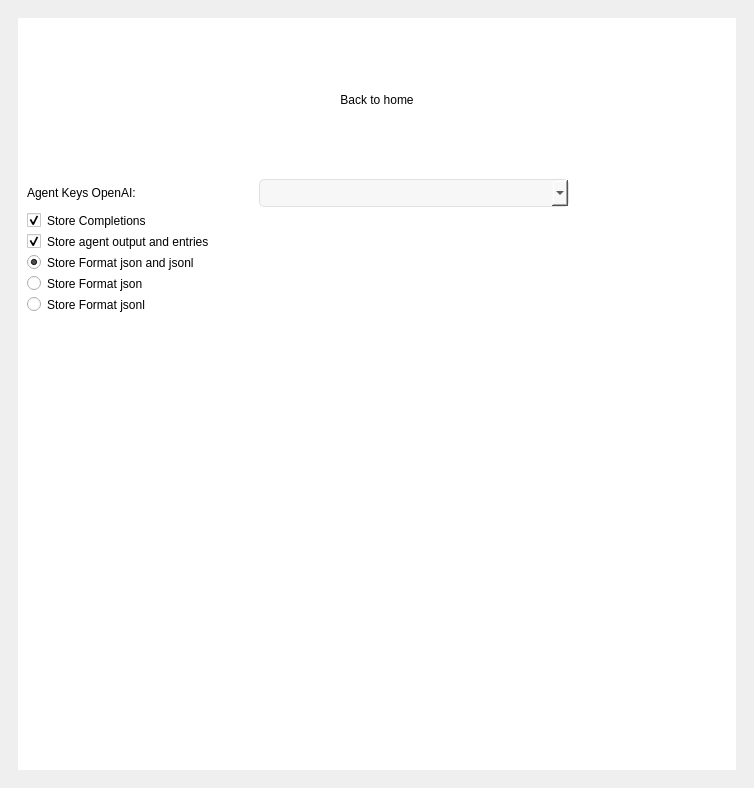
First picture: the form in CoreUi/Chat/generated-files/ui/new_cliente_and_chat.ui, repository ualers2/SoftwareAI, before the edit.
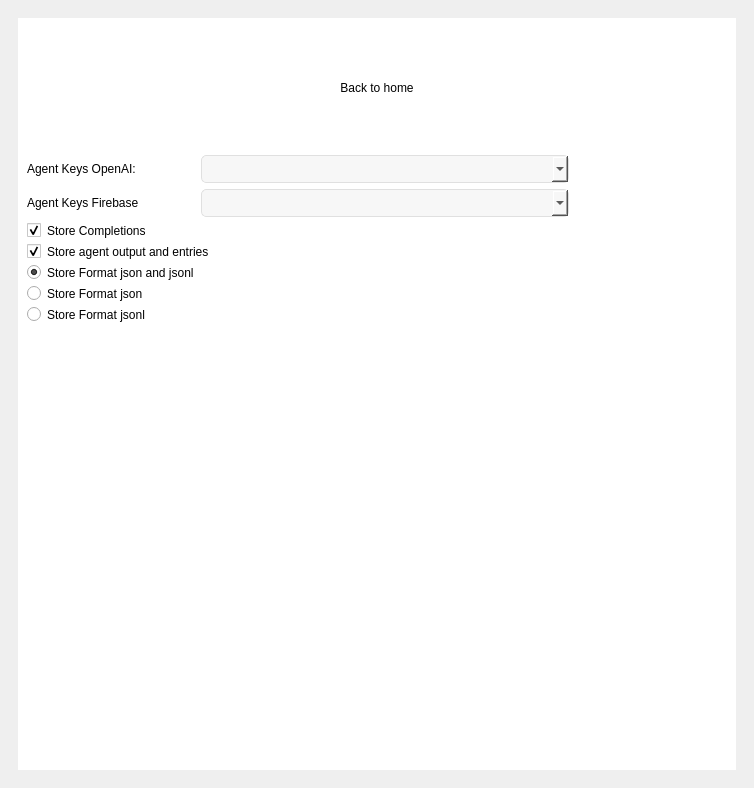
Second picture: the form after the edit. The open tabs and pages were chosen to show the change. Icons and pictures are not drawn. Custom widgets are drawn as their Qt base class.

What changed in the file:
```diff
--- a/CoreUi/Chat/generated-files/ui/new_cliente_and_chat.ui
+++ b/CoreUi/Chat/generated-files/ui/new_cliente_and_chat.ui
@@ -738,7 +738,7 @@
              <property name="rightMargin">
               <number>158</number>
              </property>
-             <item row="2" column="0" colspan="2">
+             <item row="3" column="0" colspan="2">
               <widget class="QCheckBox" name="StorageAgentOutput_">
                <property name="text">
                 <string>Store agent output and entries</string>
@@ -748,21 +748,24 @@
                </property>
               </widget>
              </item>
-             <item row="0" column="0">
-              <widget class="QLabel" name="label_34">
+             <item row="2" column="0" colspan="2">
+              <widget class="QCheckBox" name="StorageAgentCompletions">
                <property name="text">
-                <string>Agent Keys OpenAI:</string>
+                <string>Store Completions</string>
+               </property>
+               <property name="checked">
+                <bool>true</bool>
                </property>
               </widget>
              </item>
-             <item row="4" column="0">
+             <item row="5" column="0">
               <widget class="QRadioButton" name="radioButton">
                <property name="text">
                 <string>Store Format json</string>
                </property>
               </widget>
              </item>
-             <item row="3" column="0">
+             <item row="4" column="0">
               <widget class="QRadioButton" name="StoreFormatJsonAndJsonl">
                <property name="text">
                 <string>Store Format json and jsonl</string>
@@ -772,17 +775,65 @@
                </property>
               </widget>
              </item>
-             <item row="1" column="0" colspan="2">
-              <widget class="QCheckBox" name="StorageAgentCompletions">
+             <item row="0" column="0">
+              <widget class="QLabel" name="label_34">
                <property name="text">
-                <string>Store Completions</string>
+                <string>Agent Keys OpenAI:</string>
                </property>
-               <property name="checked">
-                <bool>true</bool>
+              </widget>
+             </item>
+             <item row="6" column="0">
+              <widget class="QRadioButton" name="radioButton_2">
+               <property name="text">
+                <string>Store Format jsonl</string>
                </property>
               </widget>
              </item>
-             <item row="6" column="0" colspan="2">
+             <item row="0" column="1">
+              <widget class="QComboBox" name="AgentKeysOpenAI">
+               <property name="sizePolicy">
+                <sizepolicy hsizetype="Expanding" vsizetype="Fixed">
+                 <horstretch>0</horstretch>
+                 <verstretch>0</verstretch>
+                </sizepolicy>
+               </property>
+               <property name="minimumSize">
+                <size>
+                 <width>0</width>
+                 <height>0</height>
+                </size>
+               </property>
+               <property name="styleSheet">
+                <string notr="true">QComboBox {
+    background-color: #F7F7F7;
+    border: 1px solid #E0E0E0;
+    border-radius: 5px;  /* Borda arredondada */
+    color: black;  /* Cor do texto */
+    font-size: 12px;  /* Tamanho da fonte */
+    padding: 5px 10px;  /* Espaçamento interno */
+}
+
+QComboBox:hover {
+    background-color: #EDEDED; /* Fundo ao passar o mouse */
+}
+
+QComboBox:pressed {
+    background-color: #DCDCDC; /* Fundo ao pressionar */
+}
+
+QComboBox QAbstractItemView {
+    background-color: #F7F7F7;
+    border: 1px solid #E0E0E0;
+    selection-background-color: #EDEDED;
+    selection-color: black;
+    border-radius: 10px;  /* Borda arredondada para a lista */
+    font-size: 16px; /* Ajuste de fonte para itens */
+}
+</string>
+               </property>
+              </widget>
+             </item>
+             <item row="7" column="0" colspan="2">
               <spacer name="verticalSpacer_14">
                <property name="orientation">
                 <enum>Qt::Vertical</enum>
@@ -798,27 +849,21 @@
                </property>
               </spacer>
              </item>
-             <item row="5" column="0">
-              <widget class="QRadioButton" name="radioButton_2">
+             <item row="1" column="0">
+              <widget class="QLabel" name="label_4">
                <property name="text">
-                <string>Store Format jsonl</string>
+                <string>Agent Keys Firebase</string>
                </property>
               </widget>
              </item>
-             <item row="0" column="1">
-              <widget class="QComboBox" name="AgentKeysOpenAI">
+             <item row="1" column="1">
+              <widget class="QComboBox" name="AgentKeysFirebase">
                <property name="sizePolicy">
-                <sizepolicy hsizetype="Preferred" vsizetype="Fixed">
+                <sizepolicy hsizetype="Expanding" vsizetype="Fixed">
                  <horstretch>0</horstretch>
                  <verstretch>0</verstretch>
                 </sizepolicy>
                </property>
-               <property name="minimumSize">
-                <size>
-                 <width>310</width>
-                 <height>0</height>
-                </size>
-               </property>
                <property name="styleSheet">
                 <string notr="true">QComboBox {
     background-color: #F7F7F7;
```
